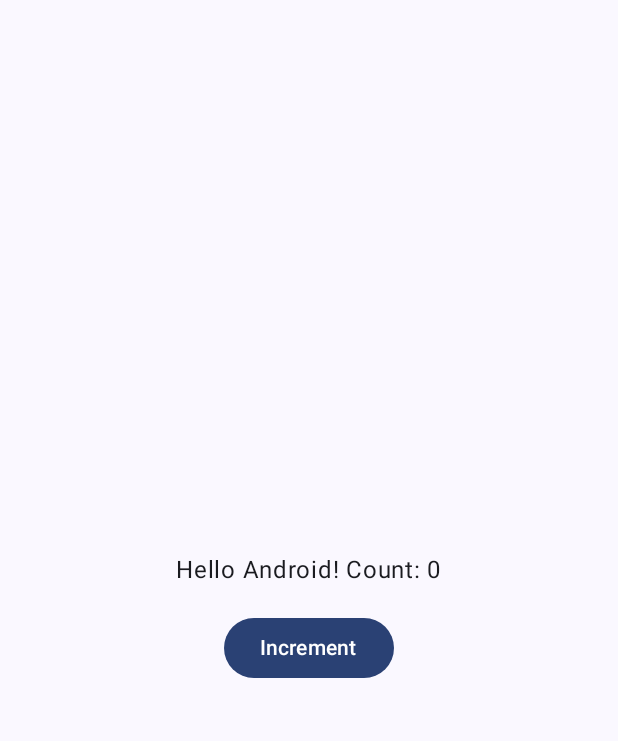
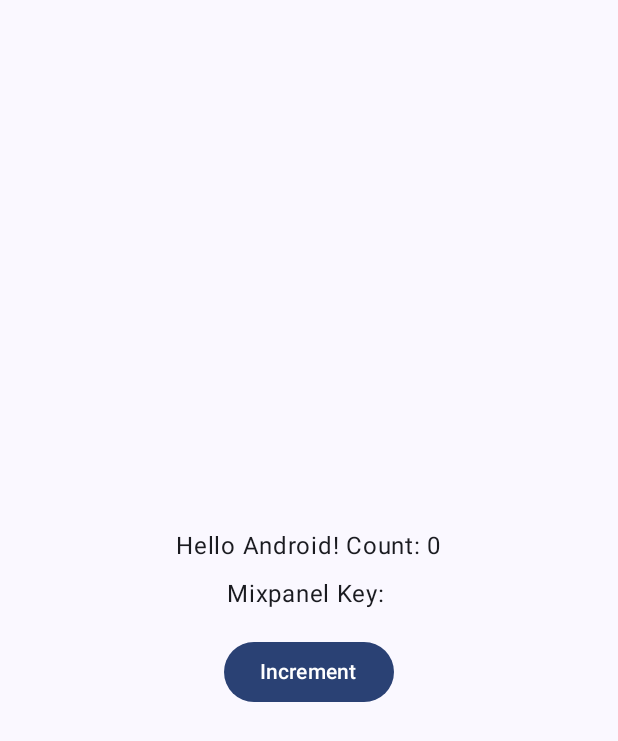
Before and after one commit to Jithin-Jude/bro-test-app, an Android app built with Jetpack Compose: the screen it shows after launch (MainActivity), on a phone screen of 412 x 824 dp. Shown: the top 741 px of the screen. Run offline under Robolectric (Android 15) with nearby library versions, the phone set to English and light mode, and no system bars.

Commit message:
mixpanelKey

```diff
--- a/app/build.gradle.kts
+++ b/app/build.gradle.kts
@@ -2,6 +2,8 @@ plugins {
     alias(libs.plugins.android.application)
     alias(libs.plugins.kotlin.compose)
 }
+
+apply(from = "mixpanel.gradle.kts")
 
 android {
     namespace = "com.jithin.brotestapp"
@@ -17,6 +19,9 @@ android {
         versionName = "1.0"
 
         testInstrumentationRunner = "androidx.test.runner.AndroidJUnitRunner"
+
+        val mixpanelKey = project.extra["MIX_PANEL_API_KEY"] as? String ?: "ABCD"
+        buildConfigField("String", "MIX_PANEL_API_KEY", "\"$mixpanelKey\"")
     }
 
     buildTypes {
@@ -32,6 +37,7 @@ android {
     }
     buildFeatures {
         compose = true
+        buildConfig = true
     }
 }
 
--- /dev/null
+++ b/app/mixpanel.gradle.kts
@@ -0,0 +1 @@
+project.extra["MIX_PANEL_API_KEY"] = "ABCD"
--- a/app/src/main/java/com/jithin/brotestapp/MainActivity.kt
+++ b/app/src/main/java/com/jithin/brotestapp/MainActivity.kt
@@ -1,6 +1,7 @@
 package com.jithin.brotestapp
 
 import android.os.Bundle
+import android.util.Log
 import androidx.activity.ComponentActivity
 import androidx.activity.compose.setContent
 import androidx.activity.enableEdgeToEdge
@@ -30,6 +31,8 @@ class MainActivity : ComponentActivity() {
     override fun onCreate(savedInstanceState: Bundle?) {
         super.onCreate(savedInstanceState)
         count = savedInstanceState?.getInt("count") ?: 0
+        val apiKey = BuildConfig.MIX_PANEL_API_KEY
+        Log.d("MainActivity", "Mixpanel API Key: $apiKey")
         enableEdgeToEdge()
         setContent {
             BroTestAppTheme {
@@ -43,6 +46,7 @@ class MainActivity : ComponentActivity() {
                         Greeting(
                             name = "Android",
                             count = count,
+                            apiKey = apiKey,
                             onIncrement = { count++ }
                         )
                     }
@@ -58,13 +62,17 @@ class MainActivity : ComponentActivity() {
 }
 
 @Composable
-fun Greeting(name: String, count: Int, onIncrement: () -> Unit, modifier: Modifier = Modifier) {
+fun Greeting(name: String, count: Int, apiKey: String, onIncrement: () -> Unit, modifier: Modifier = Modifier) {
     Column(
         modifier = modifier,
         horizontalAlignment = Alignment.CenterHorizontally
     ) {
         Text(
             text = "Hello $name! Count: $count"
+        )
+        Spacer(modifier = Modifier.height(8.dp))
+        Text(
+            text = "Mixpanel Key: $apiKey"
         )
         Spacer(modifier = Modifier.height(16.dp))
         Button(onClick = onIncrement) {
@@ -77,6 +85,6 @@ fun Greeting(name: String, count: Int, onIncrement: () -> Unit, modifier: Modifi
 @Composable
 fun GreetingPreview() {
     BroTestAppTheme {
-        Greeting("Android", count = 0, onIncrement = {})
+        Greeting("Android", count = 0, apiKey = "ABCD", onIncrement = {})
     }
 }
```
